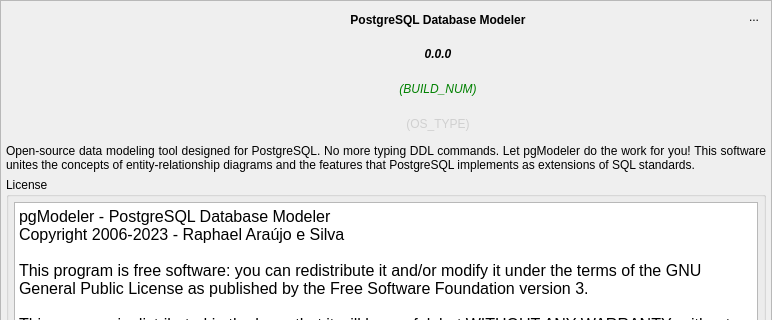
Above: libs/libgui/ui/widgets/aboutwidget.ui from pgmodeler/pgmodeler before the change; both pictures show x 0 to 772 and y 0 to 320 of the 772 by 650 pixel window. Below: the same form after it.
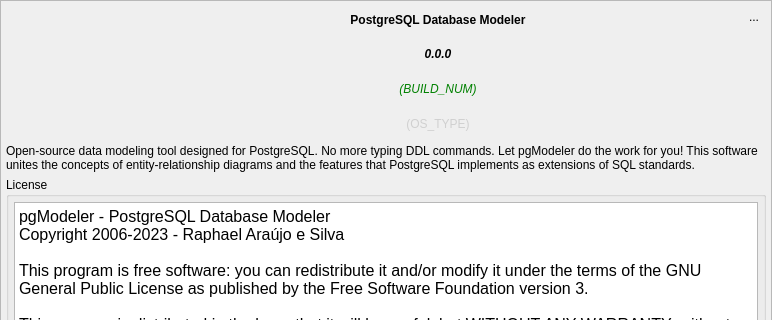
That is the form after the change. Icons and pictures are not drawn.

The edit to the form file:
```diff
--- a/libs/libgui/ui/widgets/aboutwidget.ui
+++ b/libs/libgui/ui/widgets/aboutwidget.ui
@@ -370,7 +370,7 @@
          <enum>Qt::PlainText</enum>
         </property>
         <property name="alignment">
-         <set>Qt::AlignJustify|Qt::AlignTop</set>
+         <set>Qt::AlignLeading|Qt::AlignLeft|Qt::AlignTop</set>
         </property>
         <property name="wordWrap">
          <bool>true</bool>
```
